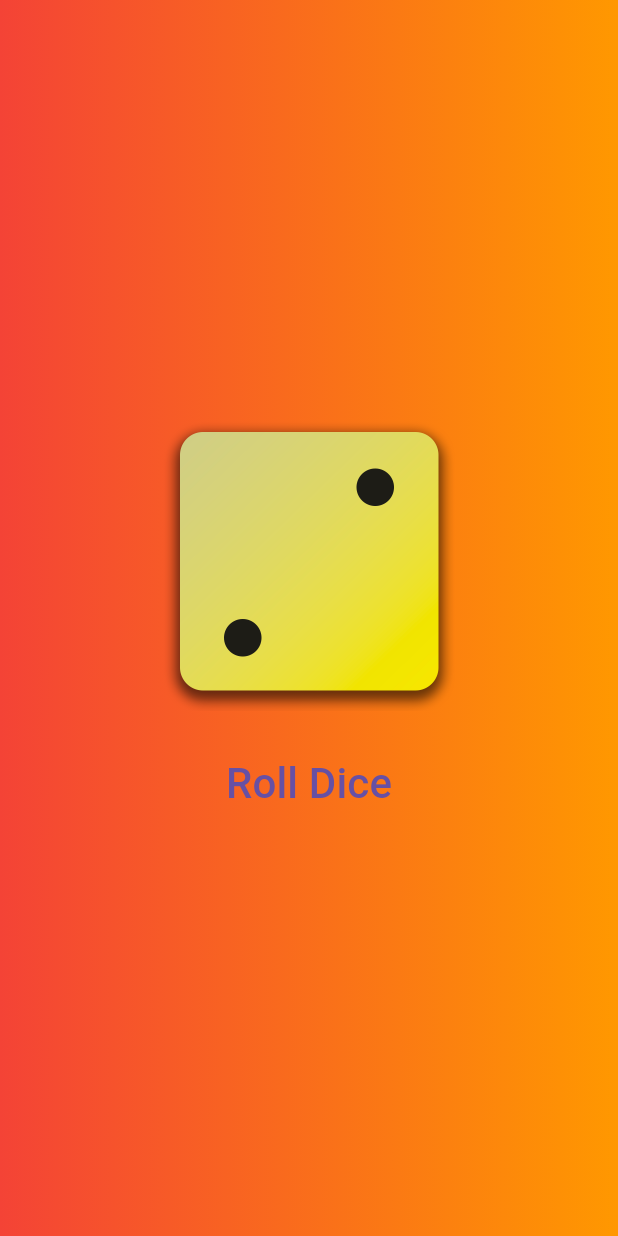
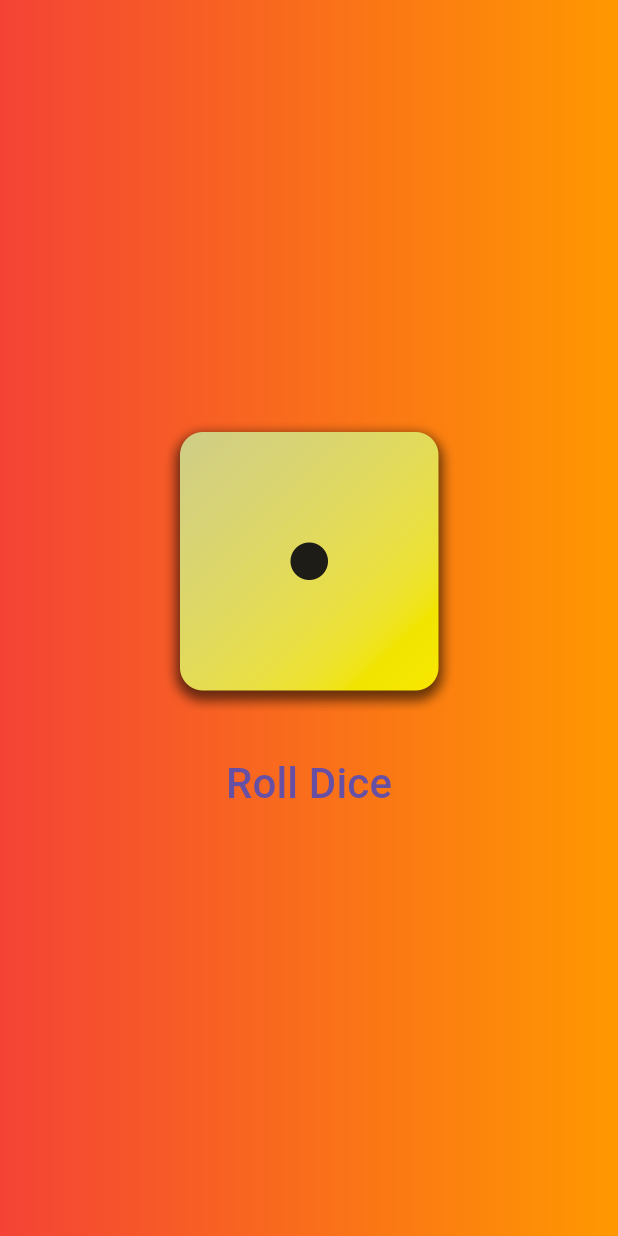
Before and after one commit to ZienZen/-CSIT284-REYES, a Flutter app: the screen it shows after launch, after a tap on "Roll Dice", on a phone screen of 412 x 824 dp. Run offline on Flutter 3.47's test engine with Material 3 defaults, Android fonts, the phone set to English and light mode, and no system bars.

Commit message:
Implement roll dice

```diff
--- /dev/null
+++ b/lab_act_2/lab_act_2.1/lab_act_2_1/lib/dice_roller.dart
@@ -0,0 +1,43 @@
+import 'package:flutter/material.dart';
+import 'dart:math';
+
+class diceRoller extends StatefulWidget {
+  diceRoller({super.key});
+
+  @override
+  State<diceRoller> createState() {
+    return _DiceRollerState();
+  }
+}
+
+
+
+class _DiceRollerState extends State<diceRoller> {
+
+  final randomizer = Random();
+
+  var currentDiceImage = 'assets/dice-images/dice-images/dice-2.png';
+
+  void rollDice() {
+    setState(() {
+        var num = randomizer.nextInt(5) + 1;
+    currentDiceImage = 'assets/dice-images/dice-images/dice-$num.png';
+    });
+  }
+
+  @override
+
+  Widget build(context) {
+    return  Column(
+      mainAxisSize: MainAxisSize.min,
+      children: [
+        Image.asset(width: 200, currentDiceImage),
+        SizedBox(height: 20),
+        TextButton(
+          onPressed: rollDice,
+          child: Text(style: TextStyle(fontSize: 28), "Roll Dice"),
+        ),
+      ],
+    );
+  }
+}
--- a/lab_act_2/lab_act_2.1/lab_act_2_1/lib/main.dart
+++ b/lab_act_2/lab_act_2.1/lab_act_2_1/lib/main.dart
@@ -1,4 +1,5 @@
 import 'package:flutter/material.dart';
+import 'package:lab_act_2_1/dice_roller.dart';
 
 void main () {
 
@@ -13,24 +14,7 @@
               ])
           ),
           child: Center(
-            child: Column(
-              mainAxisSize: MainAxisSize.min,
-              children: [
-                Image.asset(
-                  width: 200,
-                  'assets/dice-images/dice-images/dice-2.png'
-                  ),
-                  SizedBox(height: 20),
-                TextButton(
-                  onPressed: () {},
-                  child: Text(
-                    style: TextStyle(
-                      fontSize: 28,
-                    ),
-                    "Roll Dice")),
-              ],)
-
-
+            child: diceRoller(),
           ),
         ),
       ),
```
